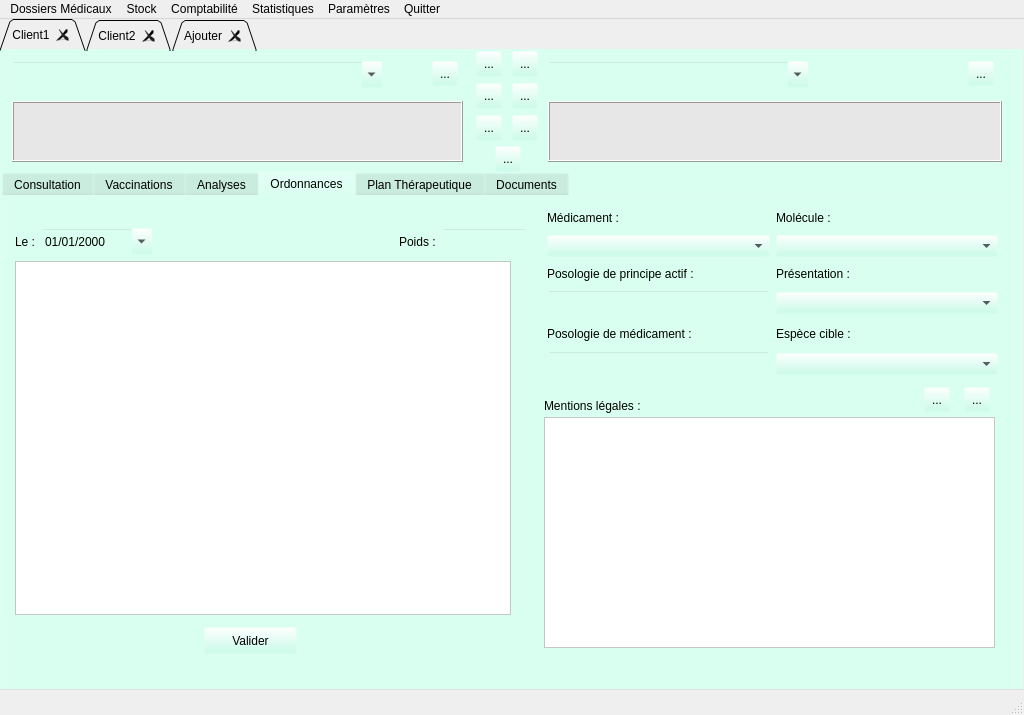
Before: the Qt Designer form VetGUI/Form_consultation.ui in openvet/openvet, drawn with Qt 5.
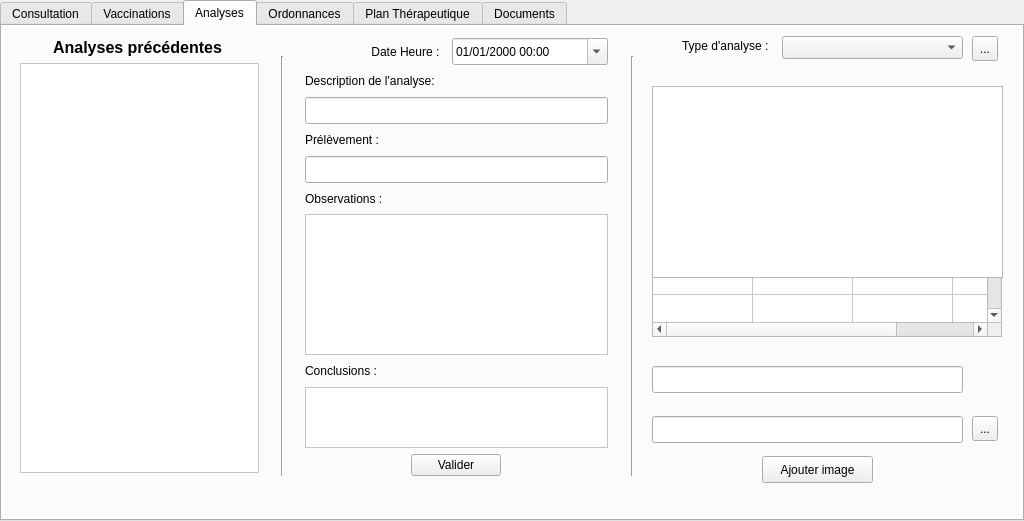
After: the same form once the commit is applied. The open tabs and pages were chosen to show the change. Icons and pictures are not drawn. Custom widgets are drawn as their Qt base class.

```diff
--- a/VetGUI/Form_consultation.ui
+++ b/VetGUI/Form_consultation.ui
@@ -1,357 +1,11 @@
 <?xml version="1.0" encoding="UTF-8"?>
 <ui version="4.0">
- <class>MainWindow</class>
- <widget class="QMainWindow" name="MainWindow">
-  <property name="geometry">
-   <rect>
-    <x>0</x>
-    <y>0</y>
-    <width>1024</width>
-    <height>715</height>
-   </rect>
-  </property>
-  <property name="windowTitle">
-   <string>Open Vet</string>
-  </property>
-  <property name="windowIcon">
-   <iconset>
-    <normaloff>../images/icone.png</normaloff>../images/icone.png</iconset>
-  </property>
-  <property name="styleSheet">
-   <string notr="true"/>
-  </property>
-  <widget class="QWidget" name="centralwidget">
-   <widget class="QStackedWidget" name="stackedWidget">
-    <property name="geometry">
-     <rect>
-      <x>0</x>
-      <y>0</y>
-      <width>1024</width>
-      <height>671</height>
-     </rect>
-    </property>
-    <property name="styleSheet">
-     <string notr="true">background-color: rgba(188, 255, 231, 0);</string>
-    </property>
-    <property name="currentIndex">
-     <number>0</number>
-    </property>
-    <widget class="QWidget" name="page_Consultation">
-     <widget class="QTabWidget" name="tabWidget_fiches">
-      <property name="geometry">
-       <rect>
-        <x>0</x>
-        <y>0</y>
-        <width>1024</width>
-        <height>671</height>
-       </rect>
-      </property>
-      <property name="autoFillBackground">
-       <bool>false</bool>
-      </property>
-      <property name="styleSheet">
-       <string notr="true"/>
-      </property>
-      <property name="tabShape">
-       <enum>QTabWidget::Triangular</enum>
-      </property>
-      <property name="currentIndex">
-       <number>0</number>
-      </property>
-      <property name="iconSize">
-       <size>
-        <width>16</width>
-        <height>16</height>
-       </size>
-      </property>
-      <property name="elideMode">
-       <enum>Qt::ElideNone</enum>
-      </property>
-      <property name="tabsClosable">
-       <bool>true</bool>
-      </property>
-      <widget class="QWidget" name="tab_fiche1">
-       <attribute name="title">
-        <string>Client1</string>
-       </attribute>
-       <widget class="QFrame" name="frame_client">
-        <property name="geometry">
-         <rect>
-          <x>0</x>
-          <y>0</y>
-          <width>474</width>
-          <height>120</height>
-         </rect>
-        </property>
-        <property name="styleSheet">
-         <string notr="true">background-color: rgb(188, 255, 231,0);</string>
-        </property>
-        <property name="frameShape">
-         <enum>QFrame::Box</enum>
-        </property>
-        <property name="frameShadow">
-         <enum>QFrame::Raised</enum>
-        </property>
-        <property name="lineWidth">
-         <number>1</number>
-        </property>
-        <widget class="QComboBox" name="comboBox_client">
-         <property name="geometry">
-          <rect>
-           <x>10</x>
-           <y>10</y>
-           <width>371</width>
-           <height>27</height>
-          </rect>
-         </property>
-         <property name="styleSheet">
-          <string notr="true">selection-background-color: rgb(255, 255, 127);</string>
-         </property>
-         <property name="editable">
-          <bool>true</bool>
-         </property>
-        </widget>
-        <widget class="QTextBrowser" name="textBrowser_client">
-         <property name="geometry">
-          <rect>
-           <x>10</x>
-           <y>50</y>
-           <width>451</width>
-           <height>61</height>
-          </rect>
-         </property>
-         <property name="toolTip">
-          <string>Double click pour sélectionner l'édition</string>
-         </property>
-         <property name="styleSheet">
-          <string notr="true">background-color: rgb(231, 231, 231);</string>
-         </property>
-         <property name="frameShape">
-          <enum>QFrame::Box</enum>
-         </property>
-         <property name="frameShadow">
-          <enum>QFrame::Raised</enum>
-         </property>
-         <property name="lineWidth">
-          <number>1</number>
-         </property>
-         <property name="midLineWidth">
-          <number>0</number>
-         </property>
-        </widget>
-        <widget class="QToolButton" name="toolButton_ClientInfo">
-         <property name="geometry">
-          <rect>
-           <x>430</x>
-           <y>10</y>
-           <width>26</width>
-           <height>25</height>
-          </rect>
-         </property>
-         <property name="text">
-          <string>...</string>
-         </property>
-         <property name="icon">
-          <iconset resource="resources.qrc">
-           <normaloff>:/newPrefix/images/info.png</normaloff>:/newPrefix/images/info.png</iconset>
-         </property>
-         <property name="iconSize">
-          <size>
-           <width>24</width>
-           <height>24</height>
-          </size>
-         </property>
-        </widget>
-       </widget>
-       <widget class="QFrame" name="frame_animal">
-        <property name="geometry">
-         <rect>
-          <x>536</x>
-          <y>0</y>
-          <width>482</width>
-          <height>120</height>
-         </rect>
-        </property>
-        <property name="styleSheet">
-         <string notr="true">background-color: rgb(188, 255, 231,0);</string>
-        </property>
-        <property name="frameShape">
-         <enum>QFrame::Box</enum>
-        </property>
-        <property name="frameShadow">
-         <enum>QFrame::Raised</enum>
-        </property>
-        <widget class="QComboBox" name="comboBox_Animal">
-         <property name="geometry">
-          <rect>
-           <x>10</x>
-           <y>10</y>
-           <width>261</width>
-           <height>27</height>
-          </rect>
-         </property>
-         <property name="styleSheet">
-          <string notr="true">selection-background-color: rgb(255, 255, 127);</string>
-         </property>
-         <property name="editable">
-          <bool>true</bool>
-         </property>
-        </widget>
-        <widget class="QTextBrowser" name="textBrowser_animal">
-         <property name="geometry">
-          <rect>
-           <x>10</x>
-           <y>50</y>
-           <width>454</width>
-           <height>61</height>
-          </rect>
-         </property>
-         <property name="toolTip">
-          <string>Double click pour sélectionner l'édition</string>
-         </property>
-         <property name="styleSheet">
-          <string notr="true">background-color: rgb(231, 231, 231);</string>
-         </property>
-         <property name="frameShape">
-          <enum>QFrame::Box</enum>
-         </property>
-         <property name="frameShadow">
-          <enum>QFrame::Raised</enum>
-         </property>
-        </widget>
-        <widget class="QToolButton" name="toolButton_AnimalInfo">
-         <property name="geometry">
-          <rect>
-           <x>430</x>
-           <y>10</y>
-           <width>26</width>
-           <height>25</height>
-          </rect>
-         </property>
-         <property name="text">
-          <string>...</string>
-         </property>
-         <property name="icon">
-          <iconset resource="resources.qrc">
-           <normaloff>:/newPrefix/images/info.png</normaloff>:/newPrefix/images/info.png</iconset>
-         </property>
-         <property name="iconSize">
-          <size>
-           <width>24</width>
-           <height>24</height>
-          </size>
-         </property>
-        </widget>
-       </widget>
-       <widget class="QToolButton" name="toolButton_addAnimal">
-        <property name="geometry">
-         <rect>
-          <x>510</x>
-          <y>0</y>
-          <width>26</width>
-          <height>26</height>
-         </rect>
-        </property>
-        <property name="toolTip">
-         <string>Nouvel animal</string>
-        </property>
-        <property name="text">
-         <string>...</string>
-        </property>
-        <property name="icon">
-         <iconset>
-          <normaloff>../images/add1.png</normaloff>../images/add1.png</iconset>
-        </property>
-        <property name="iconSize">
-         <size>
-          <width>30</width>
-          <height>30</height>
-         </size>
-        </property>
-       </widget>
-       <widget class="QToolButton" name="toolButton_editAnimal">
-        <property name="geometry">
-         <rect>
-          <x>510</x>
-          <y>32</y>
-          <width>26</width>
-          <height>26</height>
-         </rect>
-        </property>
-        <property name="toolTip">
-         <string>Modifie animal</string>
-        </property>
-        <property name="text">
-         <string>...</string>
-        </property>
-        <property name="icon">
-         <iconset>
-          <normaloff>../images/edit1.png</normaloff>../images/edit1.png</iconset>
-        </property>
-        <property name="iconSize">
-         <size>
-          <width>30</width>
-          <height>30</height>
-         </size>
-        </property>
-       </widget>
-       <widget class="QToolButton" name="toolButton_deleteAnimal">
-        <property name="geometry">
-         <rect>
-          <x>510</x>
-          <y>64</y>
-          <width>26</width>
-          <height>26</height>
-         </rect>
-        </property>
-        <property name="toolTip">
-         <string>Efface animal</string>
-        </property>
-        <property name="text">
-         <string>...</string>
-        </property>
-        <property name="icon">
-         <iconset>
-          <normaloff>../images/delete2.png</normaloff>../images/delete2.png</iconset>
-        </property>
-        <property name="iconSize">
-         <size>
-          <width>30</width>
-          <height>30</height>
-         </size>
-        </property>
-       </widget>
-       <widget class="QToolButton" name="toolButton_scan">
-        <property name="geometry">
-         <rect>
-          <x>493</x>
-          <y>95</y>
-          <width>26</width>
-          <height>26</height>
-         </rect>
-        </property>
-        <property name="toolTip">
-         <string>Recherche client / animal</string>
-        </property>
-        <property name="text">
-         <string>...</string>
-        </property>
-        <property name="icon">
-         <iconset>
-          <normaloff>../images/loupe2.png</normaloff>../images/loupe2.png</iconset>
-        </property>
-        <property name="iconSize">
-         <size>
-          <width>30</width>
-          <height>30</height>
-         </size>
-        </property>
-       </widget>
+ <class>tabWidget_medical</class>
        <widget class="QTabWidget" name="tabWidget_medical">
         <property name="geometry">
          <rect>
           <x>0</x>
-          <y>120</y>
+    <y>0</y>
           <width>1024</width>
           <height>521</height>
          </rect>
@@ -1295,7 +949,7 @@
            <string notr="true">background-color: rgb(255, 255, 255);</string>
           </property>
          </widget>
-         <widget class="QWidget" name="layoutWidget">
+   <widget class="QWidget" name="layoutWidget_2">
           <property name="geometry">
            <rect>
             <x>303</x>
@@ -1506,6 +1160,32 @@
            </item>
           </layout>
          </widget>
+   <widget class="QToolButton" name="toolButton_AddTypeAnalyse">
+    <property name="geometry">
+     <rect>
+      <x>970</x>
+      <y>10</y>
+      <width>26</width>
+      <height>25</height>
+     </rect>
+    </property>
+    <property name="toolTip">
+     <string>AJouter des types d'analyses</string>
+    </property>
+    <property name="text">
+     <string>...</string>
+    </property>
+    <property name="icon">
+     <iconset resource="resources.qrc">
+      <normaloff>:/newPrefix/images/add1.png</normaloff>:/newPrefix/images/add1.png</iconset>
+    </property>
+    <property name="iconSize">
+     <size>
+      <width>20</width>
+      <height>20</height>
+     </size>
+    </property>
+   </widget>
         </widget>
         <widget class="QWidget" name="tab_ordonnances">
          <attribute name="title">
@@ -1605,13 +1285,13 @@
            </size>
           </property>
          </widget>
-         <widget class="QWidget" name="layoutWidget">
+   <widget class="QWidget" name="layoutWidget_3">
           <property name="geometry">
            <rect>
             <x>543</x>
             <y>10</y>
             <width>451</width>
-            <height>171</height>
+      <height>176</height>
            </rect>
           </property>
           <layout class="QGridLayout" name="gridLayout">
@@ -1741,7 +1421,7 @@
            </item>
           </layout>
          </widget>
-         <widget class="QWidget" name="layoutWidget">
+   <widget class="QWidget" name="layoutWidget_4">
           <property name="geometry">
            <rect>
             <x>540</x>
@@ -1806,7 +1486,7 @@
            </item>
           </layout>
          </widget>
-         <widget class="QWidget" name="layoutWidget">
+   <widget class="QWidget" name="layoutWidget_5">
           <property name="geometry">
            <rect>
             <x>11</x>
@@ -2130,272 +1810,6 @@
          </widget>
         </widget>
        </widget>
-       <widget class="QToolButton" name="toolButton_addClient">
-        <property name="geometry">
-         <rect>
-          <x>474</x>
-          <y>0</y>
-          <width>26</width>
-          <height>26</height>
-         </rect>
-        </property>
-        <property name="toolTip">
-         <string>Nouveau client</string>
-        </property>
-        <property name="text">
-         <string>...</string>
-        </property>
-        <property name="icon">
-         <iconset>
-          <normaloff>../images/add1.png</normaloff>../images/add1.png</iconset>
-        </property>
-        <property name="iconSize">
-         <size>
-          <width>30</width>
-          <height>30</height>
-         </size>
-        </property>
-       </widget>
-       <widget class="QToolButton" name="toolButton_deleteClient">
-        <property name="geometry">
-         <rect>
-          <x>474</x>
-          <y>64</y>
-          <width>26</width>
-          <height>26</height>
-         </rect>
-        </property>
-        <property name="toolTip">
-         <string>Efface client</string>
-        </property>
-        <property name="text">
-         <string>...</string>
-        </property>
-        <property name="icon">
-         <iconset>
-          <normaloff>../images/delete2.png</normaloff>../images/delete2.png</iconset>
-        </property>
-        <property name="iconSize">
-         <size>
-          <width>30</width>
-          <height>30</height>
-         </size>
-        </property>
-       </widget>
-       <widget class="QToolButton" name="toolButton_editClient">
-        <property name="geometry">
-         <rect>
-          <x>474</x>
-          <y>32</y>
-          <width>26</width>
-          <height>26</height>
-         </rect>
-        </property>
-        <property name="toolTip">
-         <string>Modifie client</string>
-        </property>
-        <property name="text">
-         <string>...</string>
-        </property>
-        <property name="icon">
-         <iconset>
-          <normaloff>../images/edit1.png</normaloff>../images/edit1.png</iconset>
-        </property>
-        <property name="iconSize">
-         <size>
-          <width>30</width>
-          <height>30</height>
-         </size>
-        </property>
-       </widget>
-      </widget>
-      <widget class="QWidget" name="tab_fiche2">
-       <attribute name="title">
-        <string>Client2</string>
-       </attribute>
-      </widget>
-      <widget class="QWidget" name="tab_7">
-       <attribute name="title">
-        <string>Ajouter</string>
-       </attribute>
-      </widget>
-     </widget>
-    </widget>
-    <widget class="QWidget" name="page_2"/>
-   </widget>
-  </widget>
-  <widget class="QMenuBar" name="menubar">
-   <property name="geometry">
-    <rect>
-     <x>0</x>
-     <y>0</y>
-     <width>1024</width>
-     <height>23</height>
-    </rect>
-   </property>
-   <widget class="QMenu" name="menuDossiers_M_dicaux">
-    <property name="title">
-     <string>Dossiers Médicaux</string>
-    </property>
-   </widget>
-   <widget class="QMenu" name="menuComptabilit">
-    <property name="title">
-     <string>Comptabilité</string>
-    </property>
-    <widget class="QMenu" name="menuD_clarations">
-     <property name="title">
-      <string>Déclarations</string>
-     </property>
-     <addaction name="actionTVA"/>
-     <addaction name="action2035"/>
-    </widget>
-    <addaction name="action_Recettes"/>
-    <addaction name="actionD_penses"/>
-    <addaction name="action_Banque"/>
-    <addaction name="actionRecoupement_bancaire"/>
-    <addaction name="menuD_clarations"/>
-   </widget>
-   <widget class="QMenu" name="menuConfiguration">
-    <property name="title">
-     <string>Paramètres</string>
-    </property>
-    <widget class="QMenu" name="menuBase_de_donn_es">
-     <property name="title">
-      <string>Base de données</string>
-     </property>
-     <addaction name="actionBackup"/>
-     <addaction name="actionRestore"/>
-     <addaction name="actionImport"/>
-    </widget>
-    <addaction name="actionBureau"/>
-    <addaction name="action_Facturation"/>
-    <addaction name="action_M_dicaments"/>
-    <addaction name="action_Pathologies"/>
-    <addaction name="separator"/>
-    <addaction name="menuBase_de_donn_es"/>
-    <addaction name="actionR_seau_S_curit"/>
-   </widget>
-   <widget class="QMenu" name="menuQuitter">
-    <property name="title">
-     <string>Quitter</string>
-    </property>
-    <addaction name="actionQuitter"/>
-   </widget>
-   <widget class="QMenu" name="menuStock">
-    <property name="title">
-     <string>Stock</string>
-    </property>
-    <addaction name="actionCommandes"/>
-    <addaction name="actionAnalyse"/>
-   </widget>
-   <widget class="QMenu" name="menuStatistiques">
-    <property name="title">
-     <string>Statistiques</string>
-    </property>
-   </widget>
-   <addaction name="menuDossiers_M_dicaux"/>
-   <addaction name="menuStock"/>
-   <addaction name="menuComptabilit"/>
-   <addaction name="menuStatistiques"/>
-   <addaction name="menuConfiguration"/>
-   <addaction name="menuQuitter"/>
-  </widget>
-  <widget class="QStatusBar" name="statusbar"/>
-  <action name="action_Recettes">
-   <property name="text">
-    <string>&amp;Recettes</string>
-   </property>
-  </action>
-  <action name="actionD_penses">
-   <property name="text">
-    <string>&amp;Dépenses</string>
-   </property>
-  </action>
-  <action name="action_Banque">
-   <property name="text">
-    <string>&amp;Banque</string>
-   </property>
-  </action>
-  <action name="actionRecoupement_bancaire">
-   <property name="text">
-    <string>Recoupement bancaire</string>
-   </property>
-  </action>
-  <action name="actionTVA">
-   <property name="text">
-    <string>TVA</string>
-   </property>
-  </action>
-  <action name="action2035">
-   <property name="text">
-    <string>2035</string>
-   </property>
-  </action>
-  <action name="actionCommandes">
-   <property name="text">
-    <string>&amp;Commandes</string>
-   </property>
-  </action>
-  <action name="actionAnalyse">
-   <property name="text">
-    <string>Visualisation</string>
-   </property>
-  </action>
-  <action name="action_Facturation">
-   <property name="text">
-    <string>&amp;Facturation</string>
-   </property>
-  </action>
-  <action name="actionBureau">
-   <property name="text">
-    <string>Bureau</string>
-   </property>
-   <property name="shortcut">
-    <string>Ctrl+Alt+B</string>
-   </property>
-  </action>
-  <action name="action_M_dicaments">
-   <property name="text">
-    <string>&amp;Médicaments</string>
-   </property>
-  </action>
-  <action name="action_Pathologies">
-   <property name="text">
-    <string>&amp;Pathologies</string>
-   </property>
-  </action>
-  <action name="actionBackup">
-   <property name="text">
-    <string>Backup</string>
-   </property>
-  </action>
-  <action name="actionRestore">
-   <property name="text">
-    <string>Restore</string>
-   </property>
-  </action>
-  <action name="actionImport">
-   <property name="text">
-    <string>Import</string>
-   </property>
-  </action>
-  <action name="actionR_seau_S_curit">
-   <property name="text">
-    <string>Réseau/Sécurité</string>
-   </property>
-  </action>
-  <action name="actionQuitter">
-   <property name="text">
-    <string>Quitter</string>
-   </property>
-   <property name="toolTip">
-    <string>Quitter l'application</string>
-   </property>
-   <property name="shortcut">
-    <string>Ctrl+Q</string>
-   </property>
-  </action>
- </widget>
  <customwidgets>
   <customwidget>
    <class>MyComboBox</class>
```
Left out of the diff: 55 changed lines with no effect on the pictures. Lines whose indentation alone changed are shown as unchanged.
